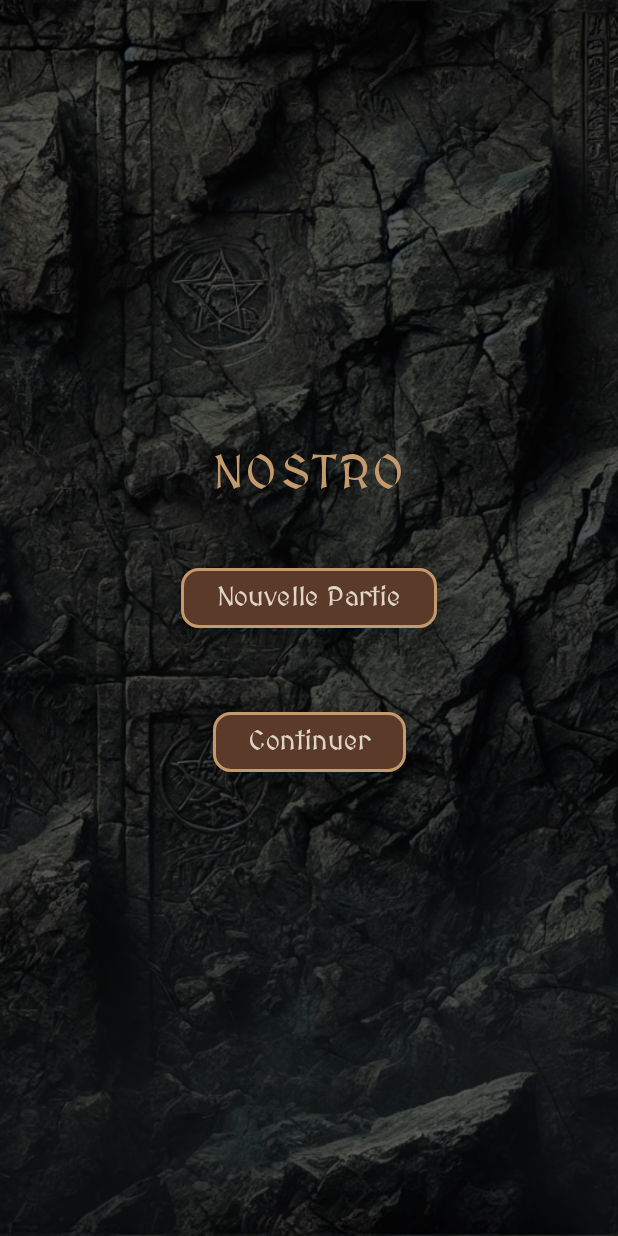
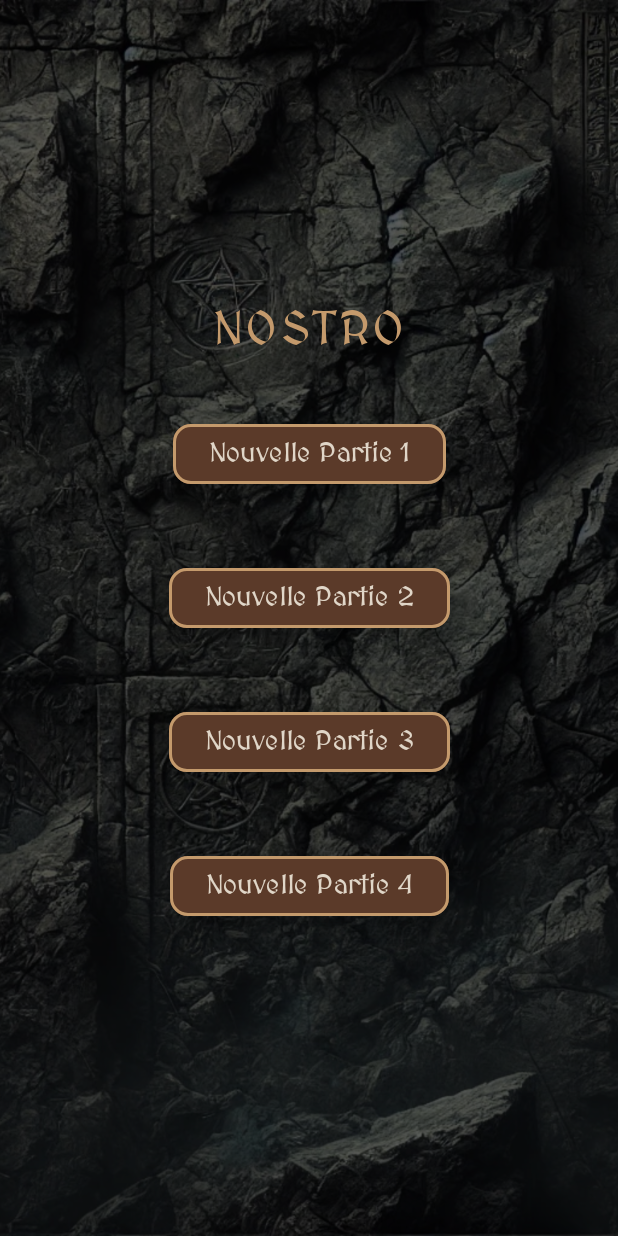
Before and after one commit to Neferith/nostro, an Android app built with Jetpack Compose: the screen it shows after launch (MainActivity), on a phone screen of 412 x 824 dp. Run offline under Robolectric (Android 15) with nearby library versions, the phone set to English and light mode, and no system bars; our stand-ins replace accompanist.

Commit message:
feat(): Save works

```diff
--- a/app/src/main/java/com/angelus/nostro/page/menu/MenuPage.kt
+++ b/app/src/main/java/com/angelus/nostro/page/menu/MenuPage.kt
@@ -7,17 +7,17 @@
 import androidx.compose.foundation.layout.Box
 import androidx.compose.foundation.layout.Column
 import androidx.compose.foundation.layout.fillMaxSize
-import androidx.compose.foundation.layout.padding
-import androidx.compose.material3.Button
 import androidx.compose.material3.Text
 import androidx.compose.runtime.Composable
+import androidx.compose.runtime.collectAsState
+import androidx.compose.runtime.getValue
 import androidx.compose.ui.Alignment
 import androidx.compose.ui.Modifier
 import androidx.compose.ui.graphics.Color
 import androidx.compose.ui.layout.ContentScale
 import androidx.compose.ui.res.painterResource
-import androidx.compose.ui.tooling.preview.Preview
 import androidx.compose.ui.unit.dp
+import com.angelus.gamedomain.entities.GameSlot
 import com.angelus.nostro.R
 import com.angelus.nostro.ui.component.FantasyButton
 import com.angelus.nostro.ui.theme.FantasyColors
@@ -25,7 +25,8 @@
 import com.google.accompanist.systemuicontroller.rememberSystemUiController
 
 interface MenuNavigator {
-    fun startNewGame()
+    fun startNewGame(slotId: Int)
+    fun continueGame(slotId: Int)
 }
 
 @Composable
@@ -36,6 +37,7 @@
     val statusBarColor = FantasyColors.Primary
 
     systemUiController.setSystemBarsColor(color = statusBarColor)
+    val slots by viewModel.gameSlots.collectAsState()
 
 
     FantasyTheme {
@@ -62,17 +64,22 @@
                     color = FantasyColors.Accent
                 )
 
-                // Bouton Nouvelle Partie
-                FantasyButton(
-                    text = "Nouvelle Partie",
-                    onClick = { navigator.startNewGame() }
-                )
 
-                // Bouton Continuer
-                FantasyButton(
-                    text = "Continuer",
-                    onClick = {  }
-                )
+                for (slot in slots) {
+                    when(slot) {
+                        is GameSlot.loadGame ->   FantasyButton(
+                            text = "Continuer Partie " + slot.slot,
+                            onClick = { navigator.continueGame(slot.slot) }
+                        )
+
+                        is GameSlot.newGame ->
+                        FantasyButton(
+                            text = "Nouvelle Partie " + slot.slot,
+                            onClick = { navigator.startNewGame(slot.slot) }
+                        )
+                    }
+                }
+
             }
         }
     }
--- a/domain/gamedomain/src/main/java/com/angelus/gamedomain/entities/GameSlot.kt
+++ b/domain/gamedomain/src/main/java/com/angelus/gamedomain/entities/GameSlot.kt
@@ -1,6 +1,6 @@
 package com.angelus.gamedomain.entities
 
-sealed class GameSlot(slot:Int) {
+sealed class GameSlot(val slot:Int) {
     class newGame(slot:Int): GameSlot(slot)
     class loadGame(slot:Int): GameSlot(slot)
 }
```
Also changed, not shown: app/src/main/java/com/angelus/nostro/coordinator/AppCoordinator.kt (+6 -2 lines).
